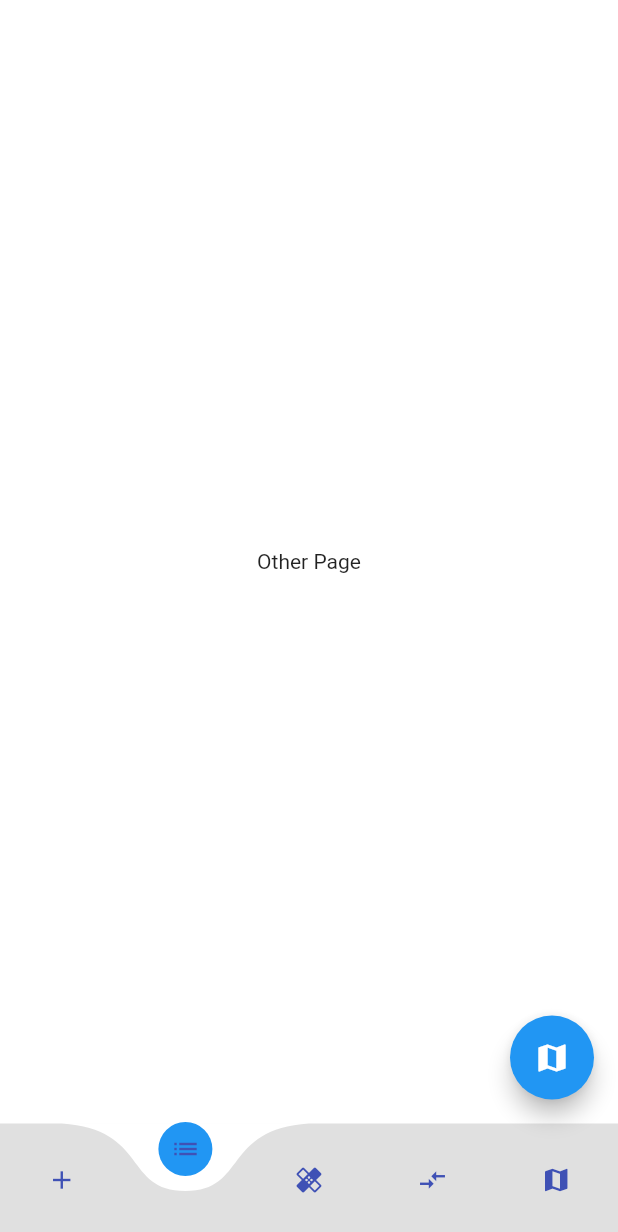
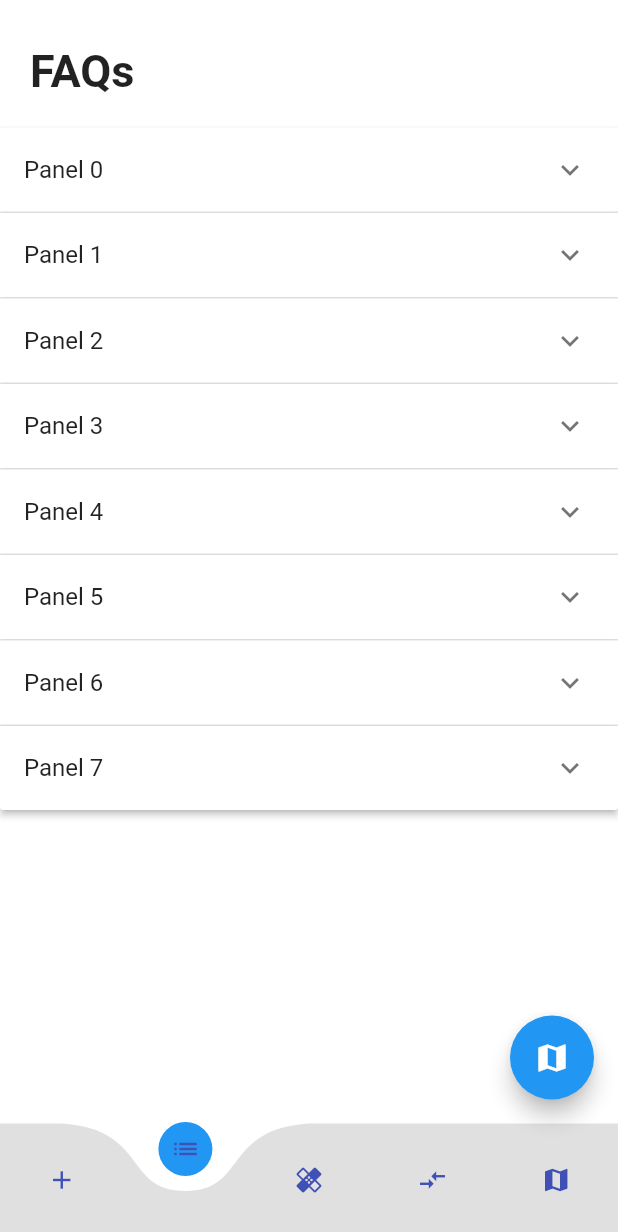
Before and after one commit to ddh4r4m/corona, a Flutter app: the screen it shows after launch, item 2 of the bottom bar chosen, on a phone screen of 412 x 824 dp. Shown: the top 1232 px of the screen. Run offline on Flutter 3.47's test engine with Material 2 defaults, Android fonts, the phone set to English and light mode, and no system bars; drawn by our look-alikes of curved_navigation_bar; our stand-ins replace carousel_slider, cloud_firestore, geolocator, google_maps_flutter; accounts and stored records are empty; network calls fail.

Commit message:
FAQ section added

```diff
--- a/lib/homeScreen.dart
+++ b/lib/homeScreen.dart
@@ -4,7 +4,7 @@ import 'package:flutter/material.dart';
 import 'package:corona/pages/otherPage.dart';
 import 'package:corona/pages/mainPage.dart';
 import 'package:corona/pages/gMap.dart';
-
+import 'package:corona/pages/faqPage.dart';
 class HomeScreen extends StatefulWidget {
   @override
   _HomeScreenState createState() => new _HomeScreenState();
@@ -19,6 +19,7 @@ class _HomeScreenState extends State<HomeScreen> {
   //Create all the Pages
   final OtherPage _otherPage = OtherPage();
   final MainPage _mainPage = MainPage();
+  final faqPage _faqPage = faqPage();
   // final GMap _gMapPage = GMap();
 
   Widget _showPage = new MainPage();
@@ -29,7 +30,7 @@ class _HomeScreenState extends State<HomeScreen> {
         return _otherPage;
         break;
       case 1:
-        return _otherPage;
+        return _faqPage;
         break;
       case 2:
         return _mainPage;
--- /dev/null
+++ b/lib/pages/faqPage.dart
@@ -0,0 +1,104 @@
+import 'package:flutter/material.dart';
+
+class faqPage  extends StatefulWidget {
+
+  @override
+  _faqPageState createState() => _faqPageState();
+}
+
+class Item {
+  Item({
+    this.expandedValue,
+    this.headerValue,
+    this.isExpanded = false,
+  });
+
+  String expandedValue;
+  String headerValue;
+  bool isExpanded;
+}
+
+
+List<Item> generateItems(int numberOfItems) {
+  return List.generate(numberOfItems, (int index) {
+    return Item(
+      headerValue: 'Panel $index',
+      expandedValue: 'This is item number $index',
+    );
+  });
+}
+
+class _faqPageState extends State<faqPage > {
+// stores ExpansionPanel state information
+
+
+// ...
+
+List<Item> _data = generateItems(8);
+
+@override
+Widget build(BuildContext context) {
+  return Column(
+    children: <Widget>[
+      Container(
+        margin: EdgeInsets.all(20),
+        padding: EdgeInsets.only(top: 10),
+        child: Align(
+          alignment: Alignment.centerLeft,
+          child: Text(
+          'FAQs',
+          style: TextStyle(fontSize: 30, fontWeight: FontWeight.bold),
+          textAlign: TextAlign.left,
+                  ),
+      )),
+
+  SingleChildScrollView(
+  child: Container(
+  child: _buildPanel(),
+  ),
+  )
+    ],
+  );
+}
+
+Widget _buildPanel() {
+  return ExpansionPanelList(
+    expansionCallback: (int index, bool isExpanded) {
+      setState(() {
+        _data[index].isExpanded = !isExpanded;
+      });
+    },
+    children: _data.map<ExpansionPanel>((Item item) {
+      return ExpansionPanel(
+        headerBuilder: (BuildContext context, bool isExpanded) {
+          return ListTile(
+            title: Text(item.headerValue),
+            onTap: () {
+              setState(() {
+                item.isExpanded = !isExpanded;
+              });
+            },
+          );
+        },
+        body: Column(
+          children: <Widget>[
+            Text('Frequently Asked Questions'),
+            ListTile(
+                title: Text(item.expandedValue),
+//            subtitle: Text('To delete this panel, tap the trash can icon'),
+//            trailing: Icon(Icons.delete),
+                onTap: () {
+                  setState(() {
+//                item.isExpanded = !isExpanded;
+//                _data.removeWhere((currentItem) => item == currentItem);
+                  });
+                }
+            ),
+          ],
+        ),
+        isExpanded: item.isExpanded,
+      );
+    }).toList(),
+  );
+}
+}
--- a/lib/pages/otherPage.dart
+++ b/lib/pages/otherPage.dart
@@ -1,6 +1,7 @@
 import 'package:flutter/material.dart';
 
 class OtherPage extends StatelessWidget {
+
   @override
   Widget build(BuildContext context) {
     return Container(
```
